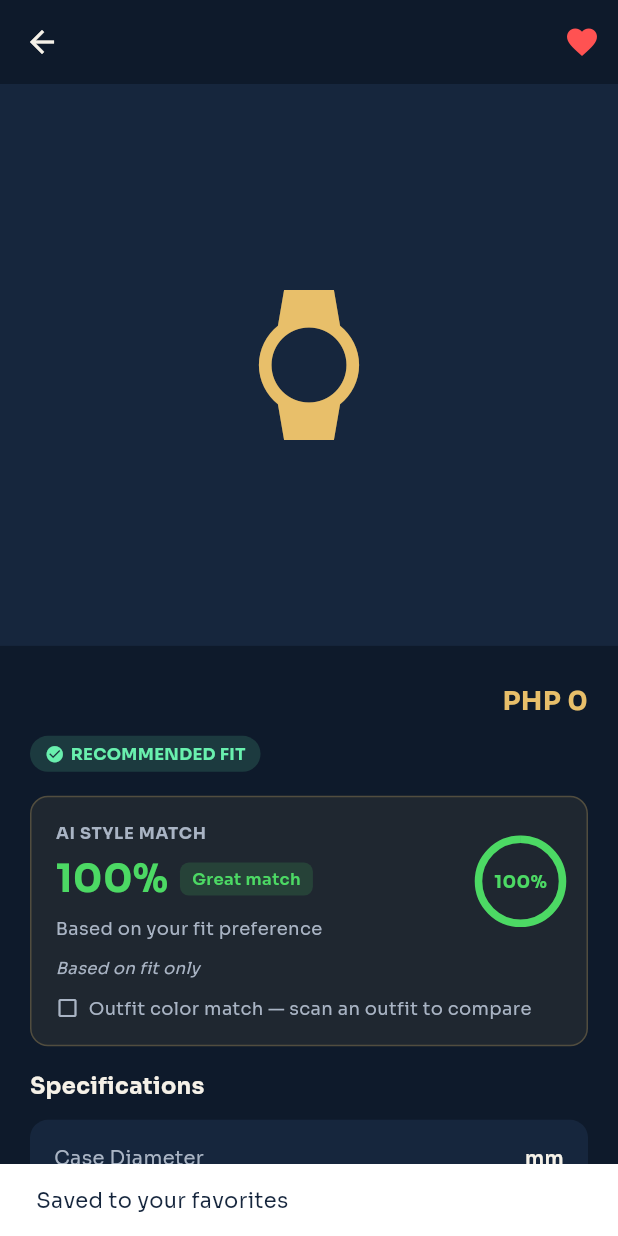
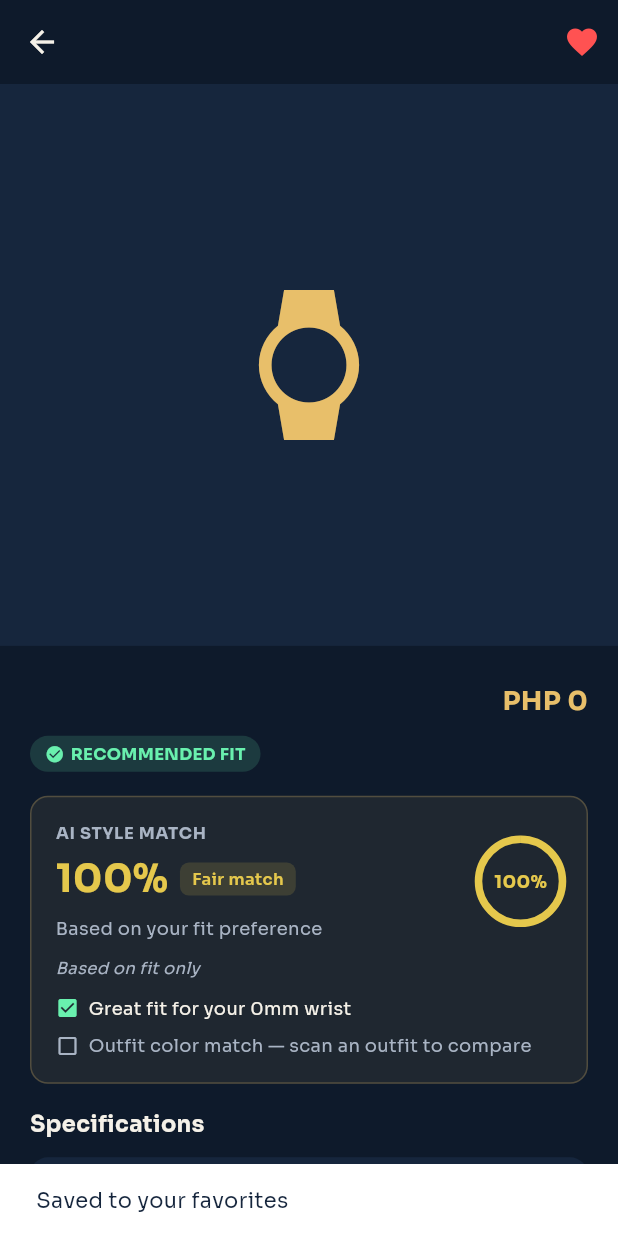
Before and after one commit to jaypeekyle23/VirtuWatch, a Flutter app: the WatchDetailScreen screen opened directly with empty values, after a tap on the "favorite outline" icon, on a phone screen of 412 x 824 dp. Run offline on Flutter 3.47's test engine with Material 3 defaults, Android fonts, the phone set to English and light mode, and no system bars; our stand-ins replace camera, cloud_firestore, file_picker, firebase_auth, firebase_core, flutter_svg and 4 more; missing offline and left inert: google_mlkit_subject_segmentation, hand_landmarker, palette_generator_plus; accounts and stored records are empty; generated files the repository leaves out were written again.

Commit message:
Cap match verdicts by signal confidence across chat and UI, show the full fit note on the detail screen

```diff
--- a/lib/constants/app_knowledge.dart
+++ b/lib/constants/app_knowledge.dart
@@ -21,7 +21,7 @@ How AR Try-On actually works: this is markerless AR, not marker-based and not bu
 
 How the recommendation match score works (repeated here for general "how does the app work" questions — see the specific scores already provided elsewhere in this prompt for this customer's actual results): a weighted blend of Fit (55%, comparing the watch's lug-to-lug measurement to the customer's wrist width), Style (30%, matching the watch's style category to the customer's saved preferences), and Color (15%, comparing the watch's color to the customer's scanned outfit colors). Missing signals are excluded and the remaining weights are rebalanced, rather than penalizing an incomplete profile.
 
-Fit scoring specifics, if asked why a watch "runs large/small" or how close is close enough: lug-to-lug within 3mm of the customer's wrist width is a "great fit." Beyond that, the fit score degrades linearly out to a 15mm difference, where it hits zero — a watch outside that range isn't necessarily unwearable, but the app treats it as a poor fit match. Whether it reads as "runs large" or "runs small" just depends on whether the watch's lug-to-lug is bigger or smaller than the wrist width.
+Fit scoring specifics, if asked why a watch "runs large/small" or how close is close enough: lug-to-lug within 3mm of the customer's wrist width is a "great fit." Beyond that, the wording escalates the further off it is — "a bit" large/small out to 8mm, "quite" large/small out to 15mm, then "way too" large/small beyond that, where the fit score hits zero. A watch outside that range isn't necessarily unwearable, but the app treats it as a poor fit match. Whether it reads as large or small just depends on whether the watch's lug-to-lug is bigger or smaller than the wrist width.
 
 Match score confidence caveats: when a recommendation shows a note like "Based on fit & color only," that means one or more of fit/color/style couldn't be scored for that customer or that watch (e.g. no wrist measurement, or the watch has no color logged), not that the match itself is weak — it's a completeness flag, not a quality judgment. "No match data yet — complete your profile for real scoring" means none of the three signals were available at all, so the shown score is a neutral placeholder rather than a real ranking.
 
@@ -61,5 +61,5 @@ PRIVACY: if asked whether wrist photos or outfit photos are stored — wrist mea
 
 If asked who built the app or who the lead developer is, answer directly: Jaypee Kyle Alsagon.
 
-In instances the user asks your name, your name is VirtuWatch AI.
+Your name is VirtuWatch AI. In instances when the user asks for your name, remember this.
 ''';
--- a/lib/screens/customer/watch_detail_screen.dart
+++ b/lib/screens/customer/watch_detail_screen.dart
@@ -397,7 +397,7 @@ class _WatchDetailScreenState extends State<WatchDetailScreen> {
   /// confidence than the data supports.
   Widget _matchCard(WatchRecommendation rec) {
     final match = rec.matchPercent;
-    final matchColor = matchScoreColor(match);
+    final matchColor = matchScoreColor(match, signalCount: rec.signalCount);
 
     final activeSignals = [
       if (rec.fitScore != null) 'fit',
@@ -461,7 +461,7 @@ class _WatchDetailScreenState extends State<WatchDetailScreen> {
                             borderRadius: BorderRadius.circular(6),
                           ),
                           child: Text(
-                            matchVerdictLabel(match),
+                            matchVerdictLabel(match, signalCount: rec.signalCount),
                             style: TextStyle(
                               color: matchColor,
                               fontSize: 11,
@@ -527,6 +527,34 @@ class _WatchDetailScreenState extends State<WatchDetailScreen> {
           Row(
             children: [
               Icon(
+                rec.fitScore != null
+                    ? (rec.fitScore! >= 0.8
+                        ? Icons.check_box
+                        : Icons.indeterminate_check_box)
+                    : Icons.check_box_outline_blank,
+                size: 16,
+                color: rec.fitScore != null
+                    ? (rec.fitScore! >= 0.8
+                        ? Colors.greenAccent
+                        : Colors.orangeAccent)
+                    : AppTheme.textSecondary,
+              ),
+              const SizedBox(width: 6),
+              Text(
+                rec.fitNote,
+                style: TextStyle(
+                  color: rec.fitScore != null
+                      ? AppTheme.textPrimary
+                      : AppTheme.textSecondary,
+                  fontSize: 12,
+                ),
+              ),
+            ],
+          ),
+          const SizedBox(height: 8),
+          Row(
+            children: [
+              Icon(
                 hasOutfitColor
                     ? (colorMatches
                         ? Icons.check_box
--- a/lib/services/chat_service.dart
+++ b/lib/services/chat_service.dart
@@ -141,7 +141,7 @@ class ChatService {
       matchLines.add(
         '- Overall match score: $pct%'
         '${recommendation.confidenceNote != null ? ' (${recommendation.confidenceNote})' : ''}'
-        ' — verdict: ${matchVerdictGuidance(pct)}',
+        ' — verdict: ${matchVerdictGuidance(pct, signalCount: recommendation.signalCount)}',
       );
       matchLines.add('- Fit: ${recommendation.fitNote}');
       if (recommendation.colorNote != null) {
@@ -188,7 +188,7 @@ ${userContextLines.join('\n')}
 
 Rules:
 - If the customer's wrist width is known, use it directly to answer fit questions (e.g. compare it to the lug-to-lug measurement above) instead of asking them for it.
-- If asked HOW fit was determined: lug-to-lug within about 3mm of wrist width is a great fit; a larger lug-to-lug runs large, a smaller one runs small, up to roughly 15mm difference before it's considered a poor fit. Explain it this way if asked — don't invent a different method.
+- If asked HOW fit was determined: lug-to-lug within about 3mm of wrist width is a great fit; beyond that the wording escalates the further off it is — "a bit" (up to 8mm), "quite" (up to 15mm), then "way too" large/small beyond that. Explain it this way if asked — don't invent a different method.
 - Be honest about the match score, following the verdict above exactly — do not soften, round up, or talk up a low score into a recommendation just to be agreeable. A middling or poor score means you should say so plainly and explain why (fit, color, or style), not reassure the customer it would still be good for them.
 - If asked something not covered by the data above (e.g. exact stock, warranty terms, discounts), say you don't have that info and suggest they use the "Inquire via Urbane Time" button to ask the seller directly.
 - Keep replies short and conversational — a few sentences, not an essay.
@@ -226,7 +226,7 @@ Rules:
       final caseDiameter = data['caseDiameterMm'];
       return '- "$name" by $brand — ${price != null ? 'PHP $price' : 'price not listed'}, '
           '$style style${caseDiameter != null ? ', ${caseDiameter}mm case' : ''}. '
-          'Match score: ${rec.matchPercent}% (${matchVerdictLabel(rec.matchPercent)})'
+          'Match score: ${rec.matchPercent}% (${matchVerdictLabel(rec.matchPercent, signalCount: rec.signalCount)})'
           '${rec.confidenceNote != null ? ' (${rec.confidenceNote})' : ''}. '
           'Fit: ${rec.fitNote}.'
           '${rec.colorNote != null ? ' Color match: ${rec.colorNote}.' : ''}';
@@ -245,7 +245,7 @@ $watchLines
 
 HOW THE MATCH SCORE ACTUALLY WORKS (explain this accurately if asked "why is this a good match" or "how does scoring work" — don't make up a different explanation):
 - Three signals feed the match score: Fit (55% weight), Style (30% weight), Color (15% weight).
-- Fit compares the watch's lug-to-lug measurement against the customer's wrist width — within about 3mm is a great fit; farther off runs large or small (up to a 15mm difference before fit scores zero).
+- Fit compares the watch's lug-to-lug measurement against the customer's wrist width — within about 3mm is a great fit; further off, the note escalates from "a bit" to "quite" to "way too" large/small the bigger the gap (fit score hits zero past a 15mm difference).
 - Color compares the watch's primary color against the colors detected in the customer's last outfit scan, using how visually close the colors are — closer colors score higher.
 - Style is a simple yes/no: does the watch's style category (e.g. minimalist, sporty, formal) match one of the customer's saved style preferences.
 - If the customer hasn't provided a signal yet (no wrist measurement, no outfit scan, no style preferences saved), that signal is left out of the score entirely rather than counted against the watch — the remaining signals are re-weighted so an incomplete profile doesn't unfairly lower every score.
--- a/lib/utils/fit_scoring.dart
+++ b/lib/utils/fit_scoring.dart
@@ -18,22 +18,30 @@ class FitResult {
 
 /// Scores how well a watch with [lugToLugMm] fits a [wristWidthMm] wrist.
 /// Mirrors the exact rule used across the app: lug-to-lug within 3mm of
-/// wrist width is a great fit; a larger lug-to-lug runs large; a smaller
-/// one runs small.
+/// wrist width is a great fit; the further past that (up to
+/// [fitToleranceMm] and beyond), the more the wording escalates from "a
+/// bit" to "quite" to "way too" — a 54mm mismatch and an 8mm mismatch are
+/// both a bad fit, but they shouldn't read as the same "runs a bit small"
+/// note.
 FitResult scoreFit({
   required double wristWidthMm,
   required double lugToLugMm,
 }) {
   final diff = lugToLugMm - wristWidthMm;
-  final score = (1 - (diff.abs() / fitToleranceMm)).clamp(0.0, 1.0);
+  final absDiff = diff.abs();
+  final score = (1 - (absDiff / fitToleranceMm)).clamp(0.0, 1.0);
+  final wrist = wristWidthMm.toStringAsFixed(0);
+  final direction = diff > 0 ? 'large' : 'small';
 
   final String note;
-  if (diff.abs() <= 3) {
-    note = 'Great fit for your ${wristWidthMm.toStringAsFixed(0)}mm wrist';
-  } else if (diff > 0) {
-    note = 'Runs a bit large for your ${wristWidthMm.toStringAsFixed(0)}mm wrist';
+  if (absDiff <= 3) {
+    note = 'Great fit for your ${wrist}mm wrist';
+  } else if (absDiff <= 8) {
+    note = 'Runs a bit $direction for your ${wrist}mm wrist';
+  } else if (absDiff <= fitToleranceMm) {
+    note = 'Runs quite $direction for your ${wrist}mm wrist';
   } else {
-    note = 'Runs a bit small for your ${wristWidthMm.toStringAsFixed(0)}mm wrist';
+    note = 'Way too $direction for your ${wrist}mm wrist';
   }
   return FitResult(score: score, note: note);
 }
--- a/lib/utils/match_score_color.dart
+++ b/lib/utils/match_score_color.dart
@@ -1,71 +1,117 @@
 import 'package:flutter/material.dart';
 
-/// Score thresholds for the 5-tier match scale. Shared by [matchScoreColor]
-/// (the UI badge) and the chat-assistant verdict helpers below
-/// ([matchVerdictLabel], [matchVerdictGuidance]) so the badge color a
-/// customer sees on screen and the tone the AI uses to talk about that same
-/// watch never disagree — a watch badged red/orange should never get
-/// talked up by the chatbot as a good pick.
+/// Score thresholds for the 5-tier match scale. Shared by every helper in
+/// this file so the badge color a customer sees on screen and the tone
+/// the AI uses to talk about that same watch never disagree — a watch
+/// badged red/orange should never get talked up by the chatbot as a good
+/// pick.
 const int greatMatchThreshold = 80;
 const int goodMatchThreshold = 60;
 const int fairMatchThreshold = 40;
 const int weakMatchThreshold = 20;
 
+/// The 5 tiers, worst to best, as a single ordered list — index doubles
+/// as a comparable "how good" rank so capping (see [_cappedTierIndex]) is
+/// just a min() over indices instead of re-deriving bands per helper.
+const List<String> _tierLabels = [
+  'Poor match',
+  'Weak match',
+  'Fair match',
+  'Good match',
+  'Great match',
+];
+
+const List<Color> _tierColors = [
+  Color(0xFFE5544C), // red
+  Color(0xFFE5924C), // orange
+  Color(0xFFE5C84C), // yellow
+  Color(0xFF9BE564), // yellow-green
+  Color(0xFF4CD964), // green
+];
+
+/// Which of the 5 tiers a raw percentage falls into, ignoring confidence.
+int _rawTierIndex(int matchPercent) {
+  if (matchPercent >= greatMatchThreshold) return 4;
+  if (matchPercent >= goodMatchThreshold) return 3;
+  if (matchPercent >= fairMatchThreshold) return 2;
+  if (matchPercent >= weakMatchThreshold) return 1;
+  return 0;
+}
+
+/// The tier to actually show, after capping for low confidence. A score
+/// built from only 1 or 2 signals (see [WatchRecommendation.signalCount])
+/// is a much weaker claim than the same percentage built from all three —
+/// without this, a watch scored on style alone could still show "Great
+/// match" in bold green, which overstates how much the app actually knows.
+/// [signalCount] defaults to 3 (full confidence, no cap) for call sites
+/// that don't have a [WatchRecommendation] on hand.
+int _cappedTierIndex(int matchPercent, int signalCount) {
+  final raw = _rawTierIndex(matchPercent);
+  if (signalCount >= 3) return raw;
+  final cap = signalCount == 2 ? 3 : 2; // 2 signals -> max "Good"; ≤1 -> max "Fair"
+  return raw < cap ? raw : cap;
+}
+
 /// Maps a recommendation match percentage (0–100) to the color used for
 /// its badge, on a 5-tier scale from red (poor match) to green (strong
-/// match). Shared by the recommendations list and the watch detail
-/// screen's match card so the two stay visually consistent.
+/// match), capped by [signalCount] as described on [_cappedTierIndex].
+/// Shared by the recommendations list and the watch detail screen's
+/// match card so the two stay visually consistent.
 ///
 /// Uses a custom palette (rather than Material's greenAccent/yellowAccent/
 /// etc.) because those swatches vary wildly in saturation and brightness —
 /// yellowAccent in particular is near-neon and would visually outshine the
 /// "best match" green tier. These five colors share consistent saturation
 /// and brightness so the scale reads as a smooth gradient.
-Color matchScoreColor(int matchPercent) {
-  if (matchPercent >= greatMatchThreshold) return const Color(0xFF4CD964); // green
-  if (matchPercent >= goodMatchThreshold) return const Color(0xFF9BE564); // yellow-green
-  if (matchPercent >= fairMatchThreshold) return const Color(0xFFE5C84C); // yellow
-  if (matchPercent >= weakMatchThreshold) return const Color(0xFFE5924C); // orange
-  return const Color(0xFFE5544C); // red
+Color matchScoreColor(int matchPercent, {int signalCount = 3}) {
+  return _tierColors[_cappedTierIndex(matchPercent, signalCount)];
 }
 
-/// Short label for a match percentage, using the exact same bands as
-/// [matchScoreColor] — e.g. a watch labeled "Poor match" here is the same
-/// watch showing a red badge on screen. Used in the chat assistant's
-/// system prompt so it has a plain-language verdict for each watch instead
-/// of just a bare number it might otherwise talk up regardless of score.
-String matchVerdictLabel(int matchPercent) {
-  if (matchPercent >= greatMatchThreshold) return 'Great match';
-  if (matchPercent >= goodMatchThreshold) return 'Good match';
-  if (matchPercent >= fairMatchThreshold) return 'Fair match';
-  if (matchPercent >= weakMatchThreshold) return 'Weak match';
-  return 'Poor match';
+/// Short label for a match percentage, capped by [signalCount] as
+/// described on [_cappedTierIndex] — e.g. a watch labeled "Poor match"
+/// here is the same watch showing a red badge on screen. Used in the chat
+/// assistant's system prompt so it has a plain-language verdict for each
+/// watch instead of just a bare number it might otherwise talk up
+/// regardless of score or confidence.
+String matchVerdictLabel(int matchPercent, {int signalCount = 3}) {
+  return _tierLabels[_cappedTierIndex(matchPercent, signalCount)];
 }
 
 /// Tells the chat assistant how honestly/critically to talk about a SINGLE
 /// watch at this match percentage. A match score alone doesn't tell a
 /// language model whether that number is actually good, so without this a
 /// low score (e.g. 17%) could still get talked up as "good for you" — this
-/// makes the required tone explicit and non-negotiable per band.
-String matchVerdictGuidance(int matchPercent) {
-  final label = matchVerdictLabel(matchPercent);
-  if (matchPercent >= greatMatchThreshold) {
-    return '$label ($matchPercent%) — recommend it confidently.';
-  } else if (matchPercent >= goodMatchThreshold) {
-    return '$label ($matchPercent%) — recommend it, but mention whatever '
-        'is holding it back from a great match.';
-  } else if (matchPercent >= fairMatchThreshold) {
-    return '$label ($matchPercent%) — do not call this a good pick '
-        'outright. Be upfront that it only partially suits the customer '
-        'and name the weak signal(s) (fit, color, or style).';
-  } else if (matchPercent >= weakMatchThreshold) {
-    return '$label ($matchPercent%) — this is a poor match. Say so '
-        'plainly and explain what is dragging the score down instead of '
-        'softening it into a recommendation.';
-  } else {
-    return '$label ($matchPercent%) — do NOT tell the customer this would '
-        'be good for them. State plainly that it is a poor match for '
-        'their profile, explain why (fit/color/style), and suggest they '
-        'look at higher-scoring options instead.';
+/// makes the required tone explicit and non-negotiable per band. Also
+/// capped by [signalCount], so a high score built on one shaky signal
+/// doesn't get the same confident "recommend it" instruction as one built
+/// on all three.
+String matchVerdictGuidance(int matchPercent, {int signalCount = 3}) {
+  final tier = _cappedTierIndex(matchPercent, signalCount);
+  final label = _tierLabels[tier];
+  final wasCapped = tier < _rawTierIndex(matchPercent);
+  final capNote = wasCapped
+      ? ' (treat it as this lower tier, not the raw number, since it\'s '
+          'based on only $signalCount signal${signalCount == 1 ? '' : 's'})'
+      : '';
+
+  switch (tier) {
+    case 4:
+      return '$label ($matchPercent%)$capNote — recommend it confidently.';
+    case 3:
+      return '$label ($matchPercent%)$capNote — recommend it, but mention '
+          'whatever is holding it back from a great match.';
+    case 2:
+      return '$label ($matchPercent%)$capNote — do not call this a good '
+          'pick outright. Be upfront that it only partially suits the '
+          'customer and name the weak signal(s) (fit, color, or style).';
+    case 1:
+      return '$label ($matchPercent%)$capNote — this is a poor match. Say '
+          'so plainly and explain what is dragging the score down instead '
+          'of softening it into a recommendation.';
+    default:
+      return '$label ($matchPercent%)$capNote — do NOT tell the customer '
+          'this would be good for them. State plainly that it is a poor '
+          'match for their profile, explain why (fit/color/style), and '
+          'suggest they look at higher-scoring options instead.';
   }
 }
```
Also changed, not shown: lib/screens/customer/recommended_for_you_screen.dart (+10 -1 lines).
